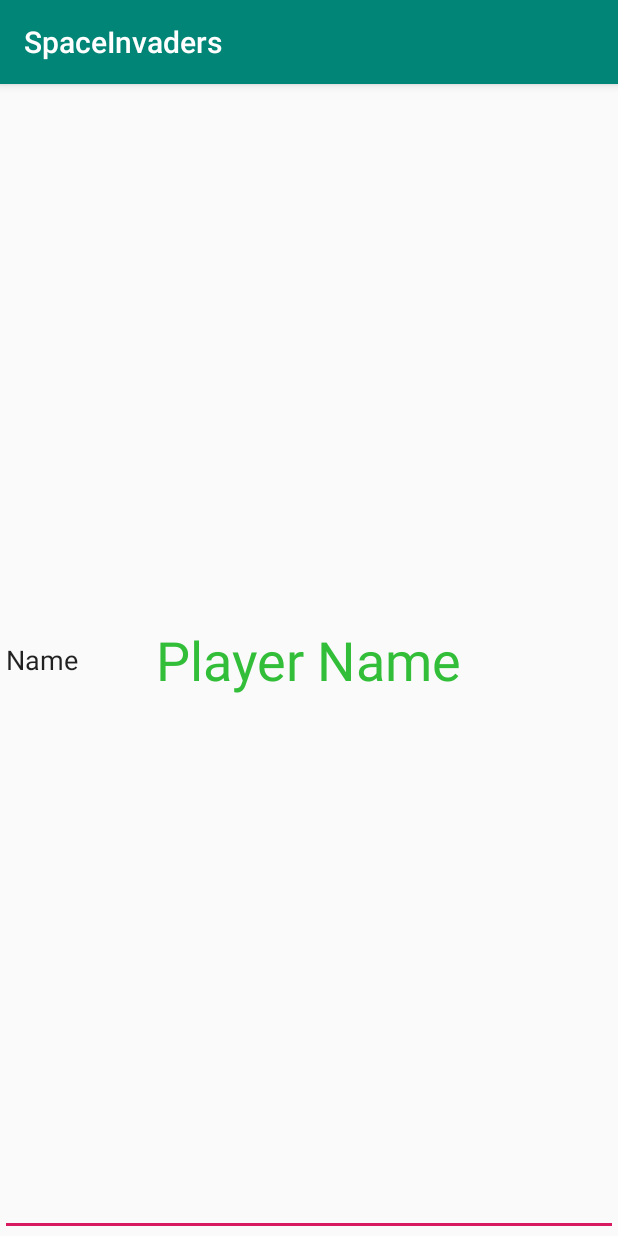
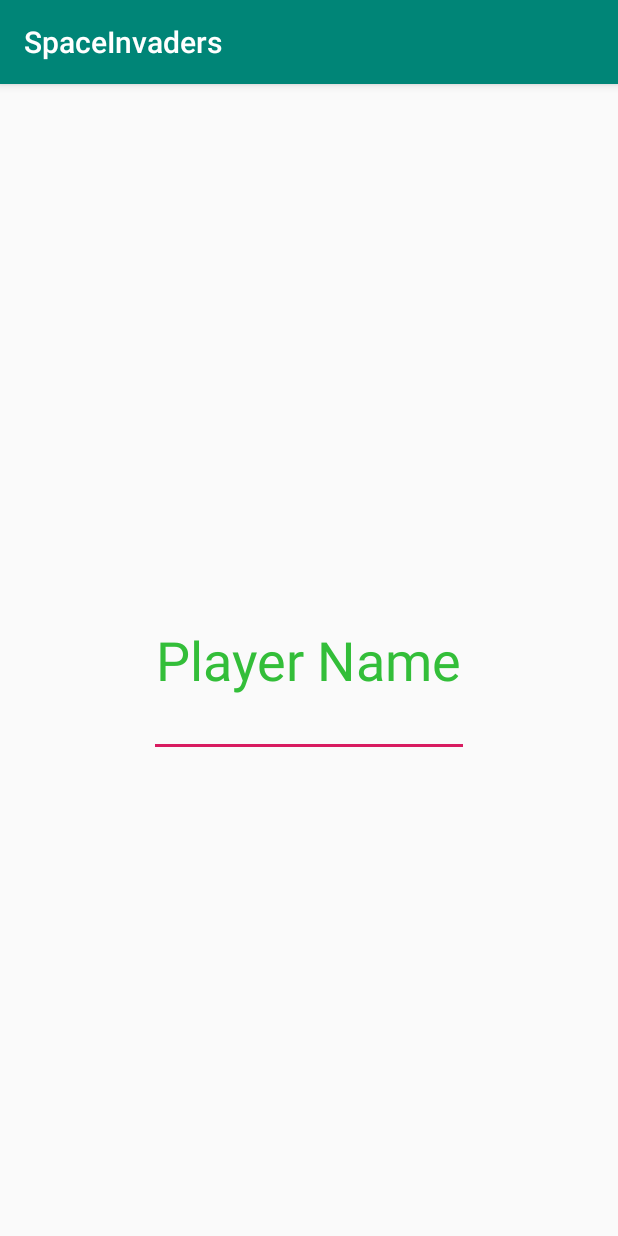
Before and after one commit to mugak/Wethebest, an Android app: the Intro screen opened directly, with no data from a screen before it, on a phone screen of 412 x 824 dp. Run offline under Robolectric (Android 15) with nearby library versions, the phone set to English and light mode, and no system bars.

Commit message:
updates to Intro class/xml

```diff
--- a/SpaceInvaders/app/src/main/java/com/wethebest/spaceinvaders/Intro.java
+++ b/SpaceInvaders/app/src/main/java/com/wethebest/spaceinvaders/Intro.java
@@ -10,5 +10,9 @@ public class Intro extends AppCompatActivity {
     protected void onCreate(Bundle savedInstanceState) {
         super.onCreate(savedInstanceState);
         setContentView(R.layout.activity_intro);
+
+
+
+
     }
 }
--- a/SpaceInvaders/app/src/main/res/layout/activity_intro.xml
+++ b/SpaceInvaders/app/src/main/res/layout/activity_intro.xml
@@ -21,16 +21,25 @@
         android:textSize="36sp" />
 
     <EditText
-        android:id="@+id/EnterName"
+        android:id="@+id/ParentLayout"
         android:layout_width="match_parent"
         android:layout_height="match_parent"
+
         android:ems="10"
         android:inputType="textPersonName"
-        android:text="Name"
-
-        android:layout_alignTop="@+id/PlayerName"
+        android:visibility="invisible"
 
         />
 
+    <EditText
+        android:id="@+id/EnterName"
+        android:layout_width="wrap_content"
+        android:layout_height="wrap_content"
+        android:layout_alignBottom="@+id/PlayerName"
+        android:layout_centerHorizontal="true"
+        android:layout_marginBottom="-400dp"
+        android:ems="10"
+        android:inputType="textPersonName" />
+
 
 </RelativeLayout>
```
